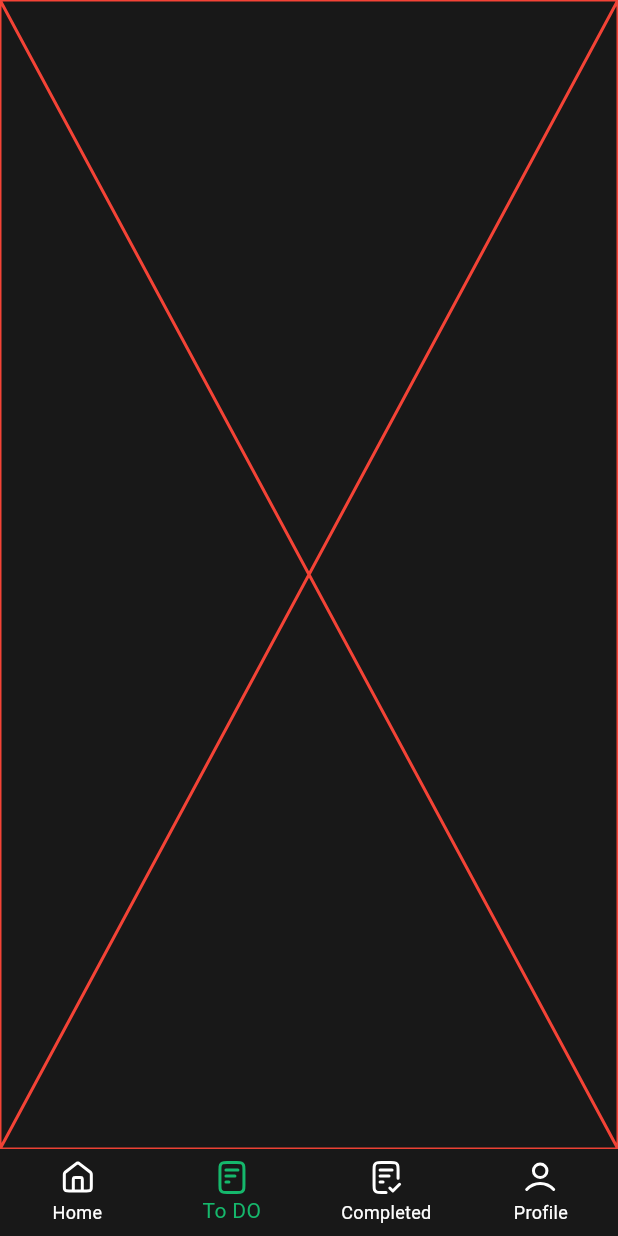
After one commit to Marwan460/tasky, a Flutter app: the MainScreen screen opened directly, item 2 of the bottom bar chosen, on a phone screen of 412 x 824 dp. The commit adds this screen. Run offline on Flutter 3.47's test engine with Material 3 defaults, Android fonts, the phone set to English and light mode, and no system bars; our stand-ins replace flutter_svg, shared_preferences; accounts and stored records are empty.

Commit message:
Added main screen.

```diff
--- a/lib/core/utils/app_colors.dart
+++ b/lib/core/utils/app_colors.dart
@@ -2,8 +2,10 @@ import 'package:flutter/material.dart';
 
 abstract class AppColors {
   static const Color primary = Color(0xff181818);
+  static const Color secondary = Color(0xff282828);
   static const Color white = Colors.white;
   static const Color white2 = Color(0xffFFFCFC);
   static const Color grey = Color(0xff6D6D6D);
+  static const Color grey2 = Color(0xffC6C6C6);
   static const Color green = Color(0xff15B86C);
 }
--- a/lib/main.dart
+++ b/lib/main.dart
@@ -1,7 +1,9 @@
 import 'package:flutter/material.dart';
 import 'package:shared_preferences/shared_preferences.dart';
-import 'package:tasky/screens/home_screen.dart';
+import 'package:tasky/screens/main_screen.dart';
 import 'package:tasky/screens/welcome_screen.dart';
+
+import 'core/utils/app_colors.dart';
 
 void main() async {
   WidgetsFlutterBinding.ensureInitialized();
@@ -25,9 +27,10 @@ class MyApp extends StatelessWidget {
       debugShowCheckedModeBanner: false,
       title: 'Tasky',
       theme: ThemeData(
+        scaffoldBackgroundColor: AppColors.primary,
         useMaterial3: true,
       ),
-      home: name == null ? const WelcomeScreen() : const HomeScreen(),
+      home: name == null ? const WelcomeScreen() : const MainScreen(),
     );
   }
 }
--- a/lib/res/assets_res.dart
+++ b/lib/res/assets_res.dart
@@ -9,7 +9,11 @@ class AssetsRes {
   static const String PROJECT_NAME = 'tasky';
   static const String PROJECT_VERSION = '1.0.0+1';
   static const String AVATAR = 'assets/images/avatar.svg';
+  static const String COMPLETE = 'assets/images/complete.svg';
+  static const String HOME = 'assets/images/home.svg';
   static const String LOGO = 'assets/images/logo.svg';
+  static const String PROFILE = 'assets/images/profile.svg';
+  static const String TO_DO = 'assets/images/to_do.svg';
   static const String WAVING_HAND = 'assets/images/waving-hand.svg';
   static const String WELCOME = 'assets/images/welcome.svg';
 }
--- /dev/null
+++ b/lib/screens/main_screen.dart
@@ -0,0 +1,81 @@
+import 'package:flutter/material.dart';
+import 'package:flutter_svg/flutter_svg.dart';
+import 'package:tasky/core/utils/app_colors.dart';
+import 'package:tasky/res/assets_res.dart';
+import 'package:tasky/screens/profile_screen.dart';
+import 'package:tasky/screens/task_screen.dart';
+
+import 'complete_task_screen.dart';
+import 'home_screen.dart';
+
+class MainScreen extends StatefulWidget {
+  const MainScreen({super.key});
+
+  @override
+  State<MainScreen> createState() => _MainScreenState();
+}
+
+class _MainScreenState extends State<MainScreen> {
+  final List<Widget> _screens = [
+    const HomeScreen(),
+    const TaskScreen(),
+    const CompleteTaskScreen(),
+    const ProfileScreen(),
+  ];
+  int _currentIndex = 0;
+
+  @override
+  Widget build(BuildContext context) {
+    return Scaffold(
+      bottomNavigationBar: BottomNavigationBar(
+        backgroundColor: AppColors.primary,
+        currentIndex: _currentIndex,
+        onTap: (index) {
+          setState(() {
+            _currentIndex = index;
+          });
+        },
+        selectedItemColor: AppColors.green,
+        type: BottomNavigationBarType.fixed,
+        unselectedItemColor: AppColors.white,
+        items: [
+          BottomNavigationBarItem(
+            icon: SvgPicture.asset(
+              AssetsRes.HOME,
+              colorFilter: ColorFilter.mode(
+                  _currentIndex == 0 ? AppColors.green : AppColors.white,
+                  BlendMode.srcIn),
+            ),
+            label: 'Home',
+          ),
+          BottomNavigationBarItem(
+            icon: SvgPicture.asset(
+              AssetsRes.TO_DO,
+              colorFilter: ColorFilter.mode(
+                  _currentIndex == 1 ? AppColors.green : AppColors.white,
+                  BlendMode.srcIn),
+            ),
+            label: 'To DO',
+          ),
+          BottomNavigationBarItem(
+              icon: SvgPicture.asset(
+                AssetsRes.COMPLETE,
+                colorFilter: ColorFilter.mode(
+                    _currentIndex == 2 ? AppColors.green : AppColors.white,
+                    BlendMode.srcIn),
+              ),
+              label: 'Completed'),
+          BottomNavigationBarItem(
+              icon: SvgPicture.asset(
+                AssetsRes.PROFILE,
+                colorFilter: ColorFilter.mode(
+                    _currentIndex == 3 ? AppColors.green : AppColors.white,
+                    BlendMode.srcIn),
+              ),
+              label: 'Profile'),
+        ],
+      ),
+      body: IndexedStack(index: _currentIndex, children: _screens),
+    );
+  }
+}
--- /dev/null
+++ b/lib/screens/task_screen.dart
@@ -0,0 +1,10 @@
+import 'package:flutter/material.dart';
+
+class TaskScreen extends StatelessWidget {
+  const TaskScreen({super.key});
+
+  @override
+  Widget build(BuildContext context) {
+    return const Placeholder(color: Colors.red,);
+  }
+}
--- a/pubspec.yaml
+++ b/pubspec.yaml
@@ -92,6 +92,10 @@ flutter:
   # see https://flutter.dev/to/font-from-package
   assets:
     - assets/images/avatar.svg
+    - assets/images/complete.svg
+    - assets/images/home.svg
     - assets/images/logo.svg
+    - assets/images/profile.svg
+    - assets/images/to_do.svg
     - assets/images/waving-hand.svg
     - assets/images/welcome.svg
```
Also changed, not shown: lib/core/widgets/task_container.dart (added, +74 -0 lines), lib/models/task_model.dart (added, +31 -0 lines), lib/screens/add_task.dart (+17 -20 lines), lib/screens/complete_task_screen.dart (added, +10 -0 lines), lib/screens/home_screen.dart (+70 -5 lines), lib/screens/profile_screen.dart (added, +10 -0 lines), lib/screens/welcome_screen.dart (+2 -5 lines), assets/images/complete.svg (added), assets/images/home.svg (added), assets/images/profile.svg (added), assets/images/to_do.svg (added).
